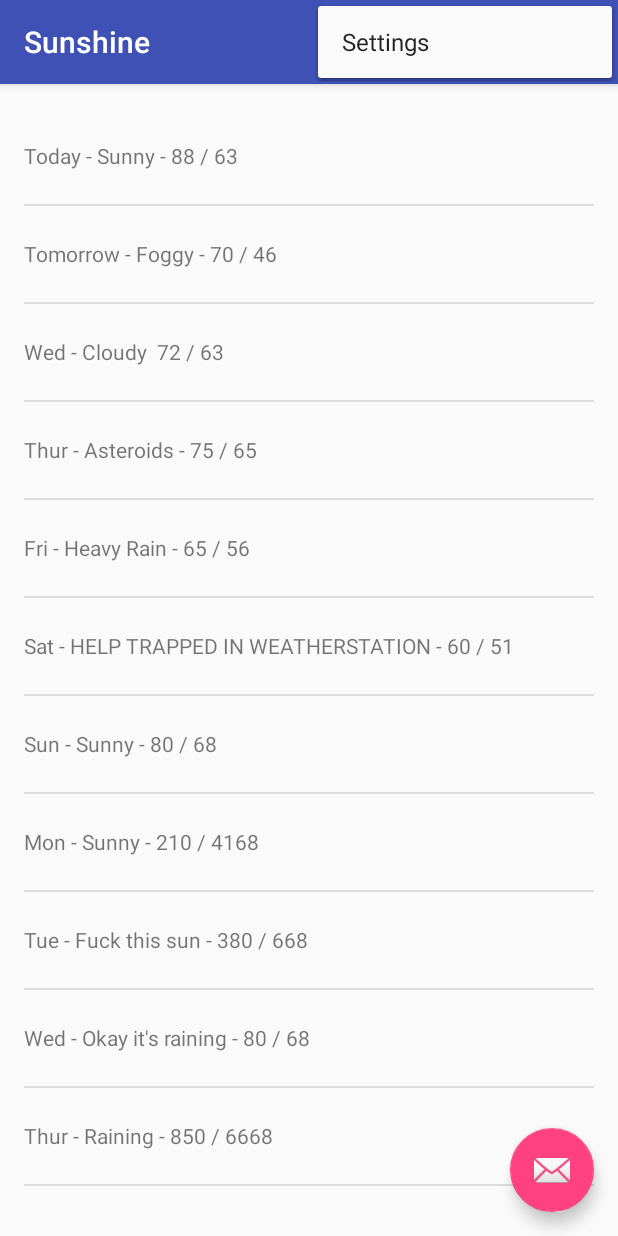
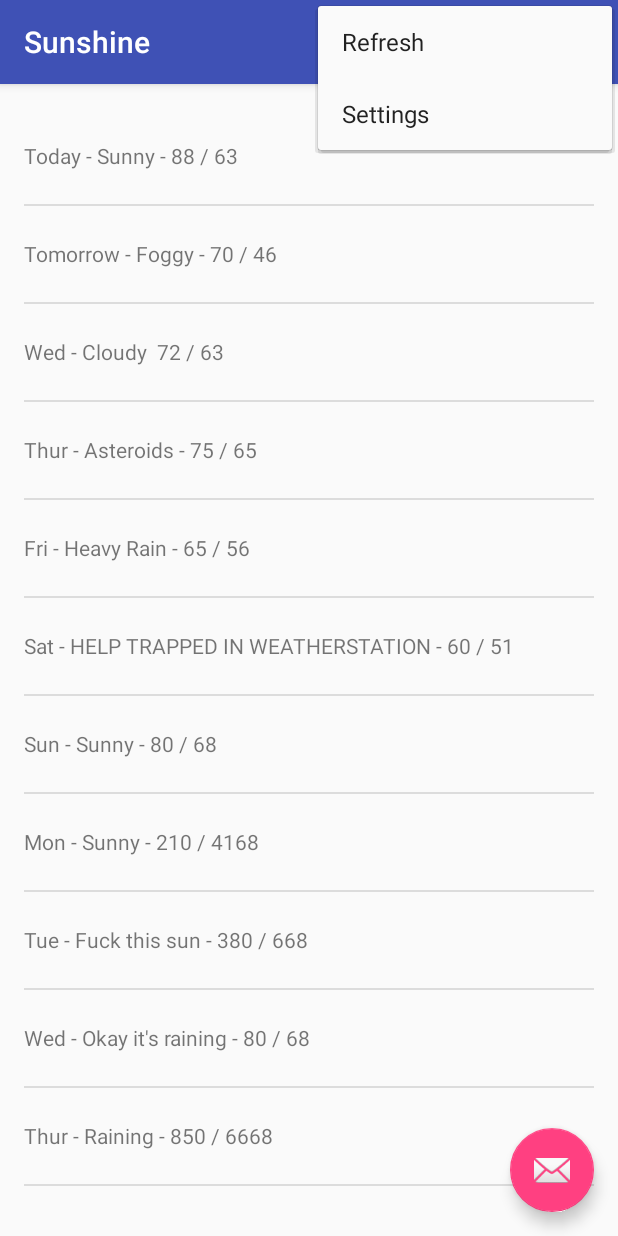
Before and after one commit to SilviaF/MyAndroidApp, an Android app: the screen it shows after launch (MainActivity), with the options menu open, on a phone screen of 412 x 824 dp. Run offline under Robolectric (Android 15) with nearby library versions, the phone set to English and light mode, and no system bars.

Commit message:
2.15 - Lesson 2 checkpoint 15? (not sure). Creating a refresh menu and inflating it in the ForecastFragment.java class. Overriding onCreate and some other options menu methods for handling callbacks. Granting internet access permission for connecting to the API. Still using mock data though.

```diff
--- a/app/src/main/AndroidManifest.xml
+++ b/app/src/main/AndroidManifest.xml
@@ -1,6 +1,9 @@
 <?xml version="1.0" encoding="utf-8"?>
 <manifest xmlns:android="http://schemas.android.com/apk/res/android"
     package="com.example.l0011638.myapplication2">
+
+    <uses-permission
+        android:name="android.permission.INTERNET" />
 
     <application
         android:allowBackup="true"
--- a/app/src/main/java/com/example/l0011638/myapplication2/MainActivity.java
+++ b/app/src/main/java/com/example/l0011638/myapplication2/MainActivity.java
@@ -10,6 +10,10 @@ import android.view.Menu;
 import android.view.MenuItem;
 
 public class MainActivity extends AppCompatActivity {
+
+
+
+
 
     @Override
     protected void onCreate(Bundle savedInstanceState) {
--- a/app/src/main/java/com/example/l0011638/myapplication2/MainActivityFragment.java
+++ /dev/null
@@ -1,61 +0,0 @@
-package com.example.l0011638.myapplication2;
-
-import android.support.v4.app.Fragment;
-import android.os.Bundle;
-import android.view.LayoutInflater;
-import android.view.View;
-import android.view.ViewGroup;
-import android.widget.ArrayAdapter;
-import android.widget.ListView;
-
-import java.util.ArrayList;
-import java.util.Arrays;
-
-/**
- * A placeholder fragment containing a simple view.
- */
-public class MainActivityFragment extends Fragment {
-
-    private ArrayAdapter<String> myAdapter;
-
-    public MainActivityFragment() {
-    }
-
-    @Override
-    public View onCreateView(LayoutInflater inflater, ViewGroup container,
-                             Bundle savedInstanceState) {
-
-        View view = inflater.inflate(R.layout.fragment_main, container, false);
-
-
-        String[] myForecastArray = {
-                "Today - Sunny - 88 / 63",
-                "Tomorrow - Foggy - 70 / 46",
-                "Wed - Cloudy  72 / 63",
-                "Thur - Asteroids - 75 / 65",
-                "Fri - Heavy Rain - 65 / 56",
-                "Sat - HELP TRAPPED IN WEATHERSTATION - 60 / 51",
-                "Sun - Sunny - 80 / 68",
-                "Mon - Sunny - 210 / 4168",
-                "Tue - Fuck this sun - 380 / 668",
-                "Wed - Okay it's raining - 80 / 68",
-                "Thur - Raining - 850 / 6668"
-        };
-
-        ArrayList<String> myWeather = new ArrayList<>(Arrays.asList(myForecastArray));
-
-        myAdapter = new ArrayAdapter<>(
-                getActivity(), //Current context (this fragment's parent activity)
-                R.layout.list_item_forecast, //ID of list item layout
-                R.id.list_item_forecast_textview, //ID of the textview to populate
-                myWeather //Forecast data
-        );
-
-        ListView myListView = (ListView) view.findViewById(R.id.listview_forecast);
-
-        myListView.setAdapter(myAdapter);
-
-        //return inflater.inflate(R.layout.fragment_main, container, false);
-        return view;
-    }
-}
--- a/app/src/main/res/layout/content_main.xml
+++ b/app/src/main/res/layout/content_main.xml
@@ -2,7 +2,7 @@
     xmlns:app="http://schemas.android.com/apk/res-auto"
     xmlns:tools="http://schemas.android.com/tools"
     android:id="@+id/fragment"
-    android:name="com.example.l0011638.myapplication2.MainActivityFragment"
+    android:name="com.example.l0011638.myapplication2.ForecastFragment"
     android:layout_width="match_parent"
     android:layout_height="match_parent"
     app:layout_behavior="@string/appbar_scrolling_view_behavior"
--- a/app/src/main/res/layout/fragment_main.xml
+++ b/app/src/main/res/layout/fragment_main.xml
@@ -6,7 +6,7 @@
     android:paddingLeft="@dimen/activity_horizontal_margin"
     android:paddingRight="@dimen/activity_horizontal_margin"
     android:paddingTop="@dimen/activity_vertical_margin"
-    tools:context="com.example.l0011638.myapplication2.MainActivityFragment"
+    tools:context=".ForecastFragment"
     tools:showIn="@layout/activity_main">
 
     <ListView
--- /dev/null
+++ b/app/src/main/res/menu/forecastfragment.xml
@@ -0,0 +1,8 @@
+<?xml version="1.0" encoding="utf-8"?>
+<menu xmlns:android="http://schemas.android.com/apk/res/android"
+    xmlns:app="http://schemas.android.com/apk/res-auto">
+    <item
+        android:id="@+id/action_refresh"
+        android:title="@string/action_refresh"
+        app:showAsAction="never" />
+</menu>
--- a/app/src/main/res/values/strings.xml
+++ b/app/src/main/res/values/strings.xml
@@ -2,4 +2,5 @@
     <string name="app_name">Sunshine</string>
     <string name="action_settings">Settings</string>
     <string name="cloudy">cloudy</string>
+    <string name="action_refresh" translatable="false">Refresh</string>
 </resources>
```
Also changed, not shown: app/src/main/java/com/example/l0011638/myapplication2/ForecastFragment.java (added, +168 -0 lines).
